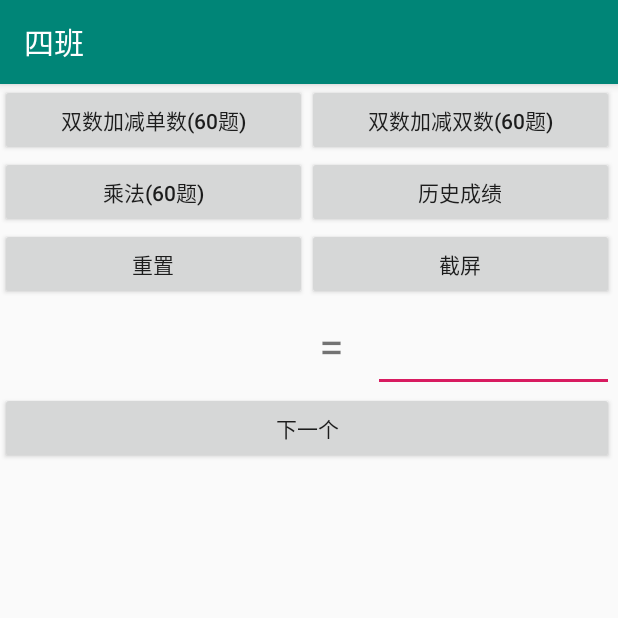
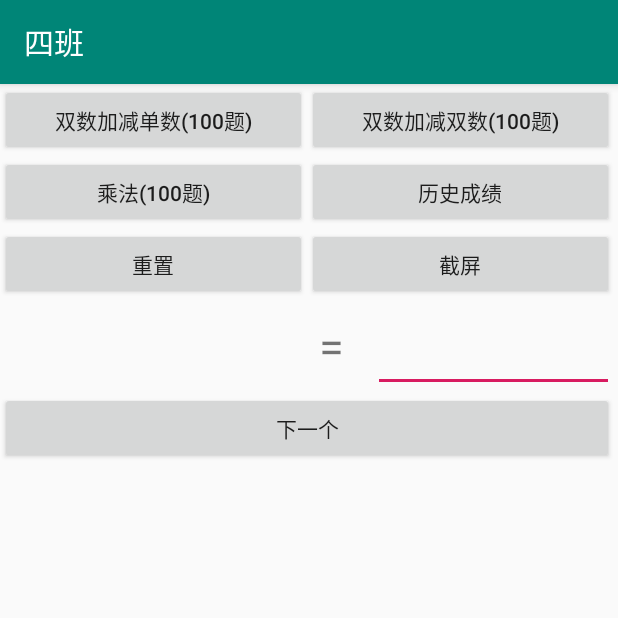
Before and after one commit to nacl025/QiDian, an Android app: the screen it shows after launch (MainActivity), on a phone screen of 412 x 824 dp, the top half of it. Run offline under Robolectric (Android 15) with nearby library versions, the phone set to English and light mode, and no system bars.

Commit message:
100道题

```diff
--- a/app/src/main/java/com/example/qidian/HistoryActivity.java
+++ b/app/src/main/java/com/example/qidian/HistoryActivity.java
@@ -71,12 +71,12 @@ public class HistoryActivity extends AppCompatActivity implements View.OnClickLi
             // 参数2：要想显示的列
             //参数3：where子句
             //参数4：where子句对应的条件值
-            //参数5：分组方式
+            //参数5：分组方式asc
             //参数6：having条件
             //参数7：排序方式
            Cursor cursor = db.query("history_table",
                     new String[]{"datetime", "score", "errors"},
-                    "type=?",
+                    "type=? and count=100",
                     new String[]{type+""},
                     null,
                     null,
--- a/app/src/main/java/com/example/qidian/MyDBHelper.java
+++ b/app/src/main/java/com/example/qidian/MyDBHelper.java
@@ -9,7 +9,7 @@ public class MyDBHelper extends SQLiteOpenHelper {
 
     private static final String TAG = "MyDBHelper";
     private static String dbName = "main_db";
-    public static final int VERSION = 1;
+    public static final int VERSION = 3;
 
     //必须要有构造函数
     public MyDBHelper(Context context, String name, SQLiteDatabase.CursorFactory factory,
@@ -28,7 +28,7 @@ public class MyDBHelper extends SQLiteOpenHelper {
 
     // 当第一次创建数据库的时候，调用该方法
     public void onCreate(SQLiteDatabase db) {
-        String sql = "create table history_table(id INTEGER PRIMARY KEY AUTOINCREMENT,datetime varchar(20),score int,type int,errors int)";
+        String sql = "create table history_table(id INTEGER PRIMARY KEY AUTOINCREMENT,datetime varchar(20),score int,type int,errors int,count int)";
         Log.i(TAG, "create Database------------->");
 
         //execSQL函数用于执行SQL语句
@@ -37,6 +37,8 @@ public class MyDBHelper extends SQLiteOpenHelper {
 
     //当更新数据库的时候执行该方法
     public void onUpgrade(SQLiteDatabase db, int oldVersion, int newVersion) {
+        String sql_upgrade = "alter table history_table add count int";//增加一个列count
+        db.execSQL(sql_upgrade);
 
         Log.i(TAG, "update Database------------->");
     }
--- a/app/src/main/res/layout/activity_main.xml
+++ b/app/src/main/res/layout/activity_main.xml
@@ -23,14 +23,14 @@
                 android:layout_width="match_parent"
                 android:layout_height="wrap_content"
                 android:layout_weight="1"
-                android:text="双数加减单数(60题)" />
+                android:text="双数加减单数(100题)" />
 
             <Button
                 android:id="@+id/btn2"
                 android:layout_width="match_parent"
                 android:layout_height="wrap_content"
                 android:layout_weight="1"
-                android:text="双数加减双数(60题)" />
+                android:text="双数加减双数(100题)" />
         </LinearLayout>
 
         <LinearLayout
@@ -43,7 +43,7 @@
                 android:layout_width="match_parent"
                 android:layout_height="wrap_content"
                 android:layout_weight="1"
-                android:text="乘法(60题)" />
+                android:text="乘法(100题)" />
 
             <Button
                 android:id="@+id/btn_history"
```
Also changed, not shown: app/src/main/java/com/example/qidian/MainActivity.java (+6 -5 lines).
